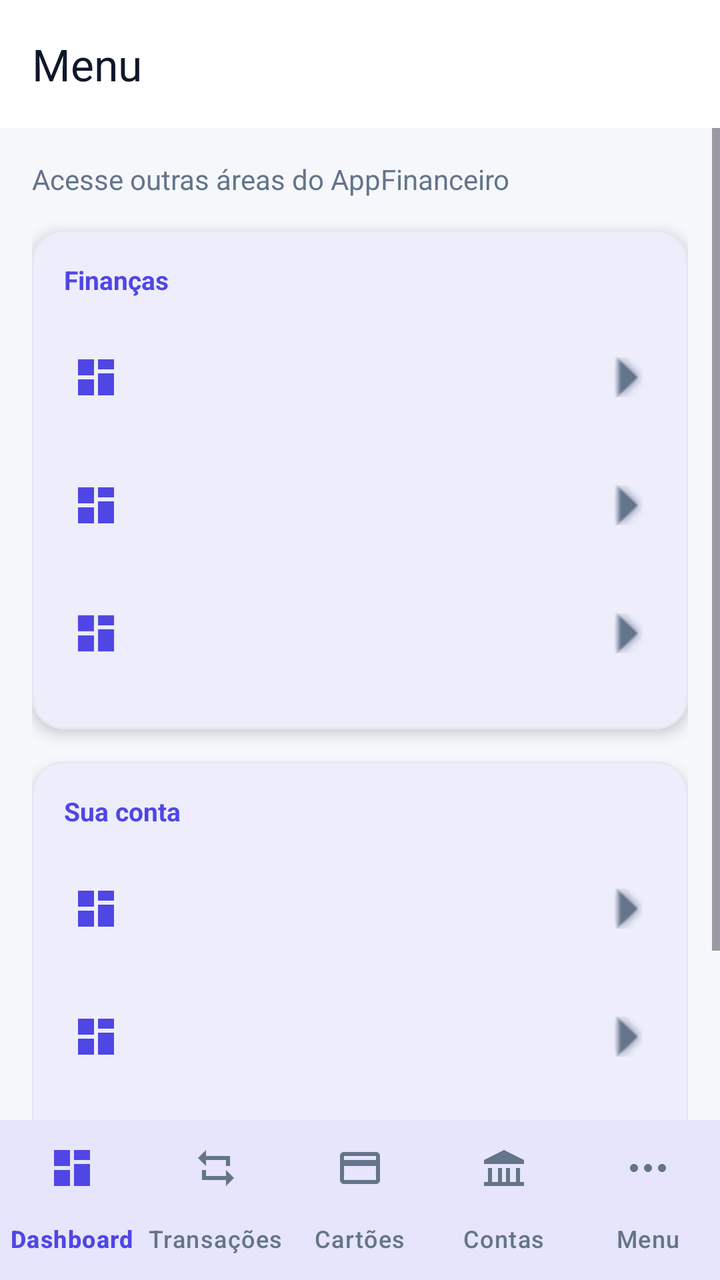
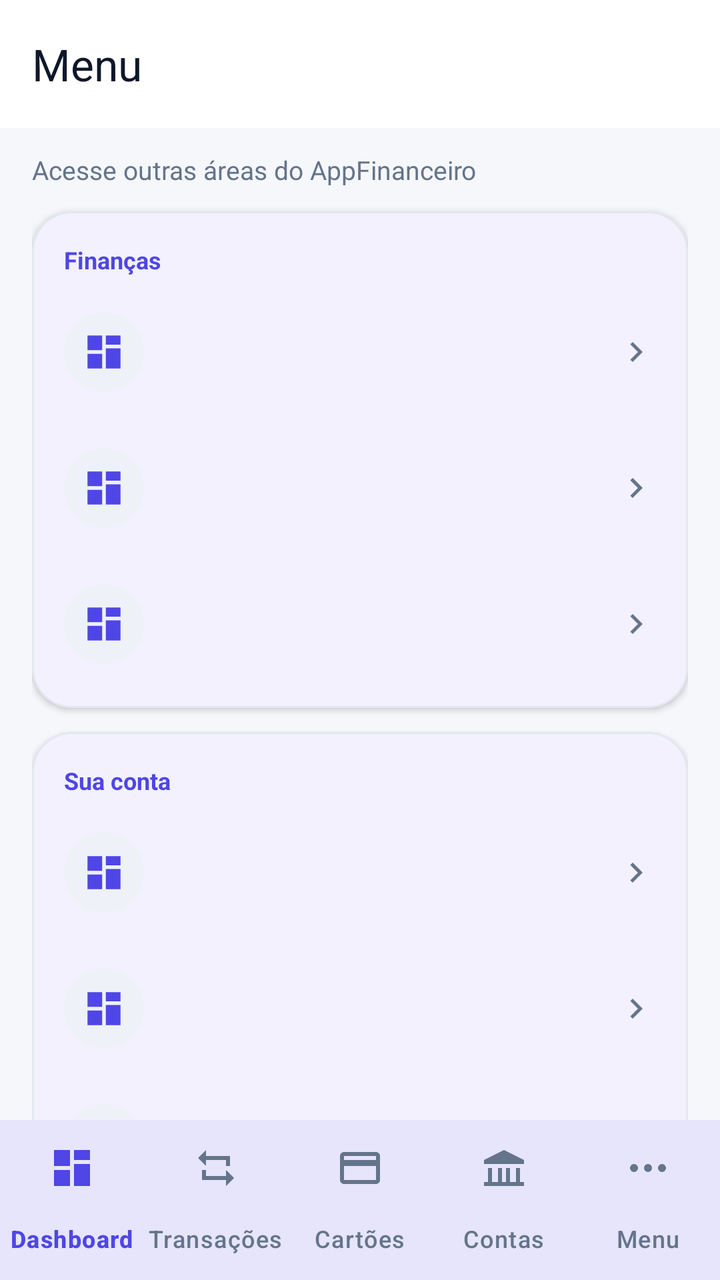

Compare the two renders of this Android layout. The source of the first and the diff that turns it into the second are given below.
<!-- AndroidManifest.xml: activity theme Theme.Appfinanceiro -->
<!-- res/layout/activity_menu.xml -->
<?xml version="1.0" encoding="utf-8"?>
<LinearLayout xmlns:android="http://schemas.android.com/apk/res/android"
    xmlns:app="http://schemas.android.com/apk/res-auto"
    android:layout_width="match_parent"
    android:layout_height="match_parent"
    android:background="?android:attr/colorBackground"
    android:orientation="vertical">

    <com.google.android.material.appbar.MaterialToolbar
        android:layout_width="match_parent"
        android:layout_height="?attr/actionBarSize"
        android:background="?attr/colorSurface"
        app:title="Menu"
        app:titleTextColor="?attr/colorOnSurface" />

    <ScrollView
        android:layout_width="match_parent"
        android:layout_height="0dp"
        android:layout_weight="1"
        android:clipToPadding="false"
        android:fillViewport="true">

        <LinearLayout
            android:layout_width="match_parent"
            android:layout_height="wrap_content"
            android:orientation="vertical"
            android:padding="16dp">

            <TextView
                android:layout_width="match_parent"
                android:layout_height="wrap_content"
                android:layout_marginBottom="16dp"
                android:text="Acesse outras áreas do AppFinanceiro"
                android:textColor="?attr/colorOnSurfaceVariant"
                android:textSize="14sp" />

            <com.google.android.material.card.MaterialCardView
                android:layout_width="match_parent"
                android:layout_height="wrap_content"
                android:layout_marginBottom="16dp"
                app:cardBackgroundColor="?attr/colorSurface"
                app:cardCornerRadius="16dp"
                app:cardElevation="4dp">

                <LinearLayout
                    android:layout_width="match_parent"
                    android:layout_height="wrap_content"
                    android:orientation="vertical"
                    android:padding="16dp">

                    <TextView
                        android:layout_width="match_parent"
                        android:layout_height="wrap_content"
                        android:layout_marginBottom="8dp"
                        android:text="Finanças"
                        android:textColor="?attr/colorPrimary"
                        android:textSize="13sp"
                        android:textStyle="bold" />

                    <include layout="@layout/item_menu_option"
                        android:id="@+id/menuCategories" />
                    <include layout="@layout/item_menu_option"
                        android:id="@+id/menuReports" />
                    <include layout="@layout/item_menu_option"
                        android:id="@+id/menuImport" />
                </LinearLayout>
            </com.google.android.material.card.MaterialCardView>

            <com.google.android.material.card.MaterialCardView
                android:layout_width="match_parent"
                android:layout_height="wrap_content"
                android:layout_marginBottom="16dp"
                app:cardBackgroundColor="?attr/colorSurface"
                app:cardCornerRadius="16dp"
                app:cardElevation="4dp">

                <LinearLayout
                    android:layout_width="match_parent"
                    android:layout_height="wrap_content"
                    android:orientation="vertical"
                    android:padding="16dp">

                    <TextView
                        android:layout_width="match_parent"
                        android:layout_height="wrap_content"
                        android:layout_marginBottom="8dp"
                        android:text="Sua conta"
                        android:textColor="?attr/colorPrimary"
                        android:textSize="13sp"
                        android:textStyle="bold" />

                    <include layout="@layout/item_menu_option"
                        android:id="@+id/menuProfile" />
                    <include layout="@layout/item_menu_option"
                        android:id="@+id/menuSettings" />
                    <include layout="@layout/item_menu_option"
                        android:id="@+id/menuNotifications" />
                </LinearLayout>
            </com.google.android.material.card.MaterialCardView>
        </LinearLayout>
    </ScrollView>

    <include layout="@layout/bottom_navigation" />
</LinearLayout>
<!-- res/layout/item_menu_option.xml (included above) -->
<?xml version="1.0" encoding="utf-8"?>
<LinearLayout xmlns:android="http://schemas.android.com/apk/res/android"
    xmlns:app="http://schemas.android.com/apk/res-auto"
    android:layout_width="match_parent"
    android:layout_height="64dp"
    android:background="?attr/selectableItemBackground"
    android:clickable="true"
    android:focusable="true"
    android:gravity="center_vertical"
    android:orientation="horizontal"
    android:paddingHorizontal="4dp">

    <ImageView
        android:id="@+id/menuOptionIcon"
        android:layout_width="24dp"
        android:layout_height="24dp"
        android:contentDescription="@null"
        android:src="@drawable/ic_menu_categories"
        app:tint="?attr/colorPrimary" />

    <LinearLayout
        android:layout_width="0dp"
        android:layout_height="wrap_content"
        android:layout_marginStart="16dp"
        android:layout_weight="1"
        android:orientation="vertical">
        <TextView
            android:id="@+id/menuOptionTitle"
            android:layout_width="match_parent"
            android:layout_height="wrap_content"
            android:textColor="?attr/colorOnSurface"
            android:textSize="15sp"
            android:textStyle="bold" />
        <TextView
            android:id="@+id/menuOptionSubtitle"
            android:layout_width="match_parent"
            android:layout_height="wrap_content"
            android:textColor="?attr/colorOnSurfaceVariant"
            android:textSize="12sp" />
    </LinearLayout>

    <ImageView
        android:layout_width="20dp"
        android:layout_height="20dp"
        android:contentDescription="@null"
        android:src="@android:drawable/arrow_down_float"
        android:rotation="270"
        app:tint="?attr/colorOnSurfaceVariant" />
</LinearLayout>
<!-- res/layout/bottom_navigation.xml (included above) -->
<?xml version="1.0" encoding="utf-8"?>
<com.google.android.material.bottomnavigation.BottomNavigationView xmlns:android="http://schemas.android.com/apk/res/android"
    xmlns:app="http://schemas.android.com/apk/res-auto"
    android:id="@+id/bottomNavigation"
    android:layout_width="match_parent"
    android:layout_height="wrap_content"
    android:background="?attr/colorSurface"
    android:elevation="12dp"
    app:itemIconTint="@color/navigation_item_tint"
    app:itemTextColor="@color/navigation_item_tint"
    app:labelVisibilityMode="labeled"
    app:menu="@menu/menu_bottom_navigation" />
<!-- resources referenced by this layout -->
<resources>
  <!-- drawable ic_menu_categories (drawable) -->
  <vector xmlns:android="http://schemas.android.com/apk/res/android"
      android:width="24dp" android:height="24dp"
      android:viewportWidth="24" android:viewportHeight="24">
      <path android:fillColor="#FF000000" android:pathData="M3,3h8v8H3zM13,3h8v5h-8zM13,10h8v11h-8zM3,13h8v8H3z" />
  </vector>
  <style name="Theme.Appfinanceiro" parent="Theme.Appfinanceiro.Base">
          <item name="android:windowLightStatusBar">true</item>
          <item name="android:windowLightNavigationBar">true</item>
      </style>
  <color name="brand_primary">#FF4F46E5</color>
  <color name="on_brand">#FFFFFFFF</color>
  <color name="surface_variant">#FFEEF1F8</color>
  <color name="on_surface">#FF0F172A</color>
  <color name="brand_secondary">#FF0EA5E9</color>
  <color name="cta_primary">#FF047857</color>
  <color name="on_cta">#FFFFFFFF</color>
  <color name="surface">#FFFFFFFF</color>
  <color name="on_surface_variant">#FF64748B</color>
  <color name="surface_elevated">#FFFFFFFF</color>
  <color name="background">#FFF6F7FB</color>
  <color name="on_background">#FF0F172A</color>
  <color name="error">#FFDC2626</color>
  <color name="on_error">#FFFFFFFF</color>
  <color name="outline">#FFE2E8F0</color>
  <!-- unchanged entries left out for length: 1 -->
</resources>

<!-- the commit's change to res/layout/activity_menu.xml (unified diff, before → after) -->
@@ -1,134 +1,170 @@
 <?xml version="1.0" encoding="utf-8"?>
-<LinearLayout xmlns:android="http://schemas.android.com/apk/res/android"
+<androidx.coordinatorlayout.widget.CoordinatorLayout xmlns:android="http://schemas.android.com/apk/res/android"
     xmlns:app="http://schemas.android.com/apk/res-auto"
+    xmlns:tools="http://schemas.android.com/tools"
     android:layout_width="match_parent"
     android:layout_height="match_parent"
     android:background="?android:attr/colorBackground"
-    android:orientation="vertical">
-
-    <com.google.android.material.appbar.MaterialToolbar
+    tools:context=".ui.menu.MenuActivity">
+
+    <com.google.android.material.appbar.AppBarLayout
         android:layout_width="match_parent"
-        android:layout_height="?attr/actionBarSize"
-        android:background="?attr/colorSurface"
-        app:title="Menu"
-        app:titleTextColor="?attr/colorOnSurface" />
-
-    <ScrollView
+        android:layout_height="wrap_content"
+        android:background="?attr/colorSurface">
+
+        <com.google.android.material.appbar.MaterialToolbar
+            android:layout_width="match_parent"
+            android:layout_height="?attr/actionBarSize"
+            android:background="?attr/colorSurface"
+            app:title="Menu"
+            app:titleTextColor="?attr/colorOnSurface" />
+    </com.google.android.material.appbar.AppBarLayout>
+
+    <androidx.core.widget.NestedScrollView
         android:layout_width="match_parent"
-        android:layout_height="0dp"
-        android:layout_weight="1"
+        android:layout_height="match_parent"
         android:clipToPadding="false"
-        android:fillViewport="true">
+        android:fillViewport="true"
+        app:layout_behavior="@string/appbar_scrolling_view_behavior">
 
         <LinearLayout
             android:layout_width="match_parent"
             android:layout_height="wrap_content"
             android:orientation="vertical"
-            android:padding="16dp">
+            android:paddingStart="16dp"
+            android:paddingTop="12dp"
+            android:paddingEnd="16dp"
+            android:paddingBottom="104dp">
 
             <TextView
                 android:layout_width="match_parent"
                 android:layout_height="wrap_content"
-                android:layout_marginBottom="16dp"
+                android:layout_marginBottom="12dp"
                 android:text="Acesse outras áreas do AppFinanceiro"
                 android:textColor="?attr/colorOnSurfaceVariant"
-                android:textSize="14sp" />
+                android:textSize="13sp" />
 
             <com.google.android.material.card.MaterialCardView
+                style="@style/ModernCard"
                 android:layout_width="match_parent"
                 android:layout_height="wrap_content"
-                android:layout_marginBottom="16dp"
-                app:cardBackgroundColor="?attr/colorSurface"
-                app:cardCornerRadius="16dp"
-                app:cardElevation="4dp">
+                android:layout_marginBottom="12dp">
 
                 <LinearLayout
                     android:layout_width="match_parent"
                     android:layout_height="wrap_content"
                     android:orientation="vertical"
-                    android:padding="16dp">
+                    android:padding="8dp">
 
                     <TextView
                         android:layout_width="match_parent"
                         android:layout_height="wrap_content"
-                        android:layout_marginBottom="8dp"
+                        android:paddingStart="8dp"
+                        android:paddingTop="8dp"
+                        android:paddingEnd="8dp"
+                        android:paddingBottom="4dp"
                         android:text="Finanças"
                         android:textColor="?attr/colorPrimary"
-                        android:textSize="13sp"
+                        android:textSize="12sp"
                         android:textStyle="bold" />
 
-                    <include layout="@layout/item_menu_option"
-                        android:id="@+id/menuCategories" />
-                    <include layout="@layout/item_menu_option"
-                        android:id="@+id/menuReports" />
-                    <include layout="@layout/item_menu_option"
-                        android:id="@+id/menuImport" />
+                    <include
+                        android:id="@+id/menuCategories"
+                        layout="@layout/item_menu_option" />
+
+                    <include
+                        android:id="@+id/menuReports"
+                        layout="@layout/item_menu_option" />
+
+                    <include
+                        android:id="@+id/menuImport"
+                        layout="@layout/item_menu_option" />
                 </LinearLayout>
             </com.google.android.material.card.MaterialCardView>
 
             <com.google.android.material.card.MaterialCardView
+                style="@style/ModernCard"
                 android:layout_width="match_parent"
                 android:layout_height="wrap_content"
-                android:layout_marginBottom="16dp"
-                app:cardBackgroundColor="?attr/colorSurface"
-                app:cardCornerRadius="16dp"
-                app:cardElevation="4dp">
+                android:layout_marginBottom="24dp">
 
                 <LinearLayout
                     android:layout_width="match_parent"
                     android:layout_height="wrap_content"
                     android:orientation="vertical"
-                    android:padding="16dp">
+                    android:padding="8dp">
 
                     <TextView
                         android:layout_width="match_parent"
                         android:layout_height="wrap_content"
-                        android:layout_marginBottom="8dp"
+                        android:paddingStart="8dp"
+                        android:paddingTop="8dp"
+                        android:paddingEnd="8dp"
+                        android:paddingBottom="4dp"
                         android:text="Sua conta"
                         android:textColor="?attr/colorPrimary"
-                        android:textSize="13sp"
+                        android:textSize="12sp"
                         android:textStyle="bold" />
 
-                    <include layout="@layout/item_menu_option"
-                        android:id="@+id/menuProfile" />
-                    <include layout="@layout/item_menu_option"
-                        android:id="@+id/menuSettings" />
-                    <include layout="@layout/item_menu_option"
-                        android:id="@+id/menuNotifications" />
+                    <include
+                        android:id="@+id/menuProfile"
+                        layout="@layout/item_menu_option" />
+
+                    <include
+                        android:id="@+id/menuSettings"
+                        layout="@layout/item_menu_option" />
+
+                    <include
+                        android:id="@+id/menuNotifications"
+                        layout="@layout/item_menu_option" />
                 </LinearLayout>
             </com.google.android.material.card.MaterialCardView>
         </LinearLayout>
-    </ScrollView>
-
-    <include layout="@layout/bottom_navigation" />
-</LinearLayout>
+    </androidx.core.widget.NestedScrollView>
+
+    <include
+        android:id="@+id/bottomNavigation"
+        layout="@layout/bottom_navigation"
+        android:layout_width="match_parent"
+        android:layout_height="wrap_content"
+        android:layout_gravity="bottom" />
+
+</androidx.coordinatorlayout.widget.CoordinatorLayout>
 <!-- res/layout/item_menu_option.xml (included above) -->
 <?xml version="1.0" encoding="utf-8"?>
 <LinearLayout xmlns:android="http://schemas.android.com/apk/res/android"
     xmlns:app="http://schemas.android.com/apk/res-auto"
     android:layout_width="match_parent"
-    android:layout_height="64dp"
+    android:layout_height="68dp"
     android:background="?attr/selectableItemBackground"
     android:clickable="true"
     android:focusable="true"
     android:gravity="center_vertical"
     android:orientation="horizontal"
-    android:paddingHorizontal="4dp">
-
-    <ImageView
-        android:id="@+id/menuOptionIcon"
-        android:layout_width="24dp"
-        android:layout_height="24dp"
-        android:contentDescription="@null"
-        android:src="@drawable/ic_menu_categories"
-        app:tint="?attr/colorPrimary" />
+    android:paddingHorizontal="8dp">
+
+    <FrameLayout
+        android:layout_width="40dp"
+        android:layout_height="40dp"
+        android:background="@drawable/bg_icon_circle">
+
+        <ImageView
+            android:id="@+id/menuOptionIcon"
+            android:layout_width="22dp"
+            android:layout_height="22dp"
+            android:layout_gravity="center"
+            android:contentDescription="@null"
+            android:src="@drawable/ic_menu_categories"
+            app:tint="?attr/colorPrimary" />
+    </FrameLayout>
 
     <LinearLayout
         android:layout_width="0dp"
         android:layout_height="wrap_content"
-        android:layout_marginStart="16dp"
+        android:layout_marginStart="12dp"
         android:layout_weight="1"
         android:orientation="vertical">
+
         <TextView
             android:id="@+id/menuOptionTitle"
             android:layout_width="match_parent"
@@ -136,10 +172,12 @@
             android:textColor="?attr/colorOnSurface"
             android:textSize="15sp"
             android:textStyle="bold" />
+
         <TextView
             android:id="@+id/menuOptionSubtitle"
             android:layout_width="match_parent"
             android:layout_height="wrap_content"
+            android:layout_marginTop="1dp"
             android:textColor="?attr/colorOnSurfaceVariant"
             android:textSize="12sp" />
     </LinearLayout>
@@ -148,8 +186,8 @@
         android:layout_width="20dp"
         android:layout_height="20dp"
         android:contentDescription="@null"
-        android:src="@android:drawable/arrow_down_float"
         android:rotation="270"
+        android:src="@drawable/ic_chevron_down"
         app:tint="?attr/colorOnSurfaceVariant" />
 </LinearLayout>
 <!-- res/layout/bottom_navigation.xml (included above) -->
<!-- resource entries referenced after the edit -->
@@ -1,11 +1,35 @@
 <!-- resources referenced by this layout -->
 <resources>
+  <!-- drawable bg_icon_circle (drawable) -->
+  <?xml version="1.0" encoding="utf-8"?>
+  <shape xmlns:android="http://schemas.android.com/apk/res/android"
+      android:shape="oval">
+      <solid android:color="?attr/colorSurfaceVariant" />
+  </shape>
+  <!-- drawable ic_chevron_down (drawable) -->
+  <?xml version="1.0" encoding="utf-8"?>
+  <vector xmlns:android="http://schemas.android.com/apk/res/android"
+      android:width="24dp"
+      android:height="24dp"
+      android:viewportWidth="24"
+      android:viewportHeight="24">
+      <path
+          android:fillColor="@color/on_surface_variant"
+          android:pathData="M7.41,8.59L12,13.17l4.59,-4.58L18,10l-6,6 -6,-6z" />
+  </vector>
   <!-- drawable ic_menu_categories (drawable) -->
   <vector xmlns:android="http://schemas.android.com/apk/res/android"
       android:width="24dp" android:height="24dp"
       android:viewportWidth="24" android:viewportHeight="24">
       <path android:fillColor="#FF000000" android:pathData="M3,3h8v8H3zM13,3h8v5h-8zM13,10h8v11h-8zM3,13h8v8H3z" />
   </vector>
+  <style name="ModernCard" parent="Widget.Material3.CardView.Filled">
+          <item name="cardBackgroundColor">?attr/colorSurface</item>
+          <item name="cardCornerRadius">20dp</item>
+          <item name="cardElevation">2dp</item>
+          <item name="strokeColor">?attr/colorOutline</item>
+          <item name="strokeWidth">1dp</item>
+      </style>
   <style name="Theme.Appfinanceiro" parent="Theme.Appfinanceiro.Base">
           <item name="android:windowLightStatusBar">true</item>
           <item name="android:windowLightNavigationBar">true</item>
